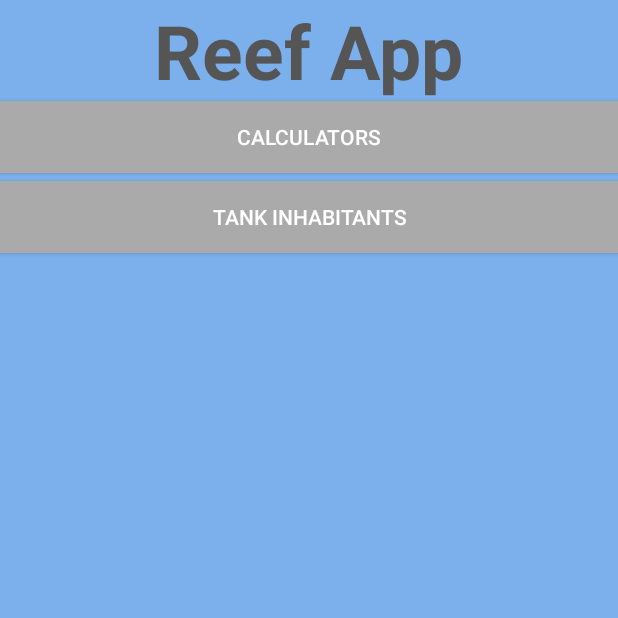
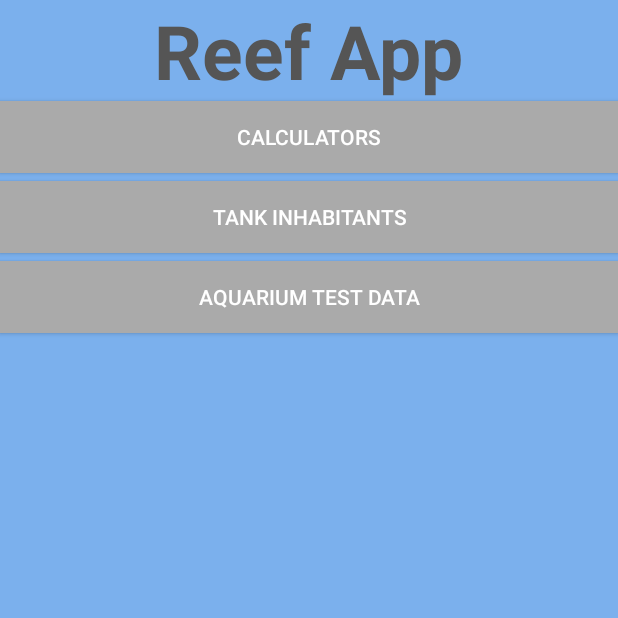
Before and after one commit to jekrause/reef, an Android app: the screen it shows after launch (MainActivity), on a phone screen of 412 x 824 dp, the top half of it. Run offline under Robolectric (Android 15) with nearby library versions, the phone set to English and light mode, and no system bars.

Commit message:
ReefTests Activity started

```diff
--- a/app/src/main/AndroidManifest.xml
+++ b/app/src/main/AndroidManifest.xml
@@ -3,9 +3,11 @@
     package="kdc.reef.john.reefcaluclators">
 
     <uses-sdk android:minSdkVersion="23" />
+
     <uses-permission android:name="android.permission.WRITE_EXTERNAL_STORAGE" />
     <uses-permission android:name="android.permission.READ_EXTERNAL_STORAGE" />
     <uses-permission android:name="com.android.vending.BILLING" />
+    <uses-permission android:name="android.permission.READ_PHONE_STATE" />
 
     <application
         android:allowBackup="true"
@@ -33,7 +35,8 @@
         <activity android:name=".ChangeDefaults" />
         <activity android:name=".FishSelected" />
         <activity android:name=".InvertsSelected" />
-        <activity android:name=".Upgrade"></activity>
+        <activity android:name=".Upgrade" />
+        <activity android:name=".ReefTests"></activity>
     </application>
 
 </manifest>
--- a/app/src/main/java/kdc/reef/john/reefcaluclators/MainActivity.java
+++ b/app/src/main/java/kdc/reef/john/reefcaluclators/MainActivity.java
@@ -52,5 +52,9 @@ public class MainActivity extends AppCompatActivity {
         startActivity(intent);
     }
 
+    public void reefTestsClick (View view){
+        Intent intent = new Intent(MainActivity.this, ReefTests.class);
+        startActivity(intent);
+    }
 
 }
--- a/app/src/main/res/layout/activity_main.xml
+++ b/app/src/main/res/layout/activity_main.xml
@@ -41,7 +41,7 @@
         android:layout_height="wrap_content"
         android:text="Tank Inhabitants"
         android:onClick="tankInhabitants"
-        android:id="@+id/button"
+        android:id="@+id/buttonTankInhabitants"
         android:layout_below="@+id/calculators"
         android:layout_alignParentLeft="true"
         android:layout_alignParentStart="true"
@@ -49,4 +49,13 @@
         android:layout_alignParentEnd="true"
         android:background="@android:color/darker_gray"/>
 
+    <Button
+        android:layout_width="fill_parent"
+        android:layout_height="wrap_content"
+        android:layout_marginTop="5dp"
+        android:layout_below="@+id/buttonTankInhabitants"
+        android:background="@android:color/darker_gray"
+        android:text="Aquarium Test Data"
+        android:onClick="reefTestsClick"/>
+
 </RelativeLayout>
```
Also changed, not shown: app/src/main/java/kdc/reef/john/reefcaluclators/ReefTests.java (added, +13 -0 lines), app/src/main/res/layout/activity_reef_tests.xml (added, +9 -0 lines).
